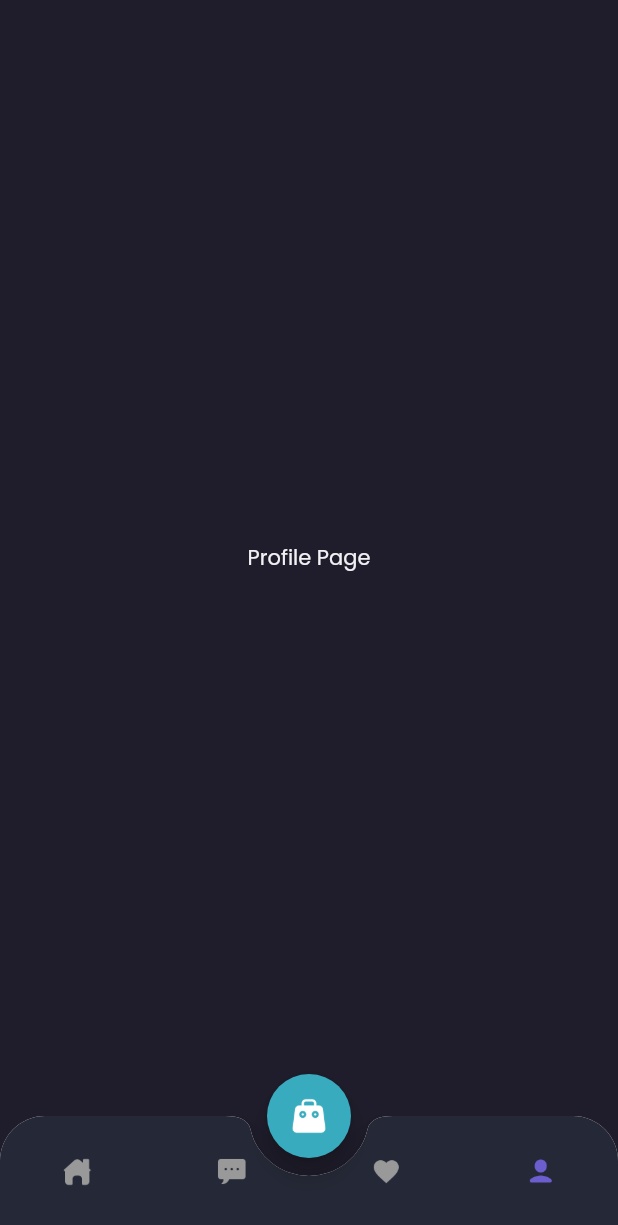
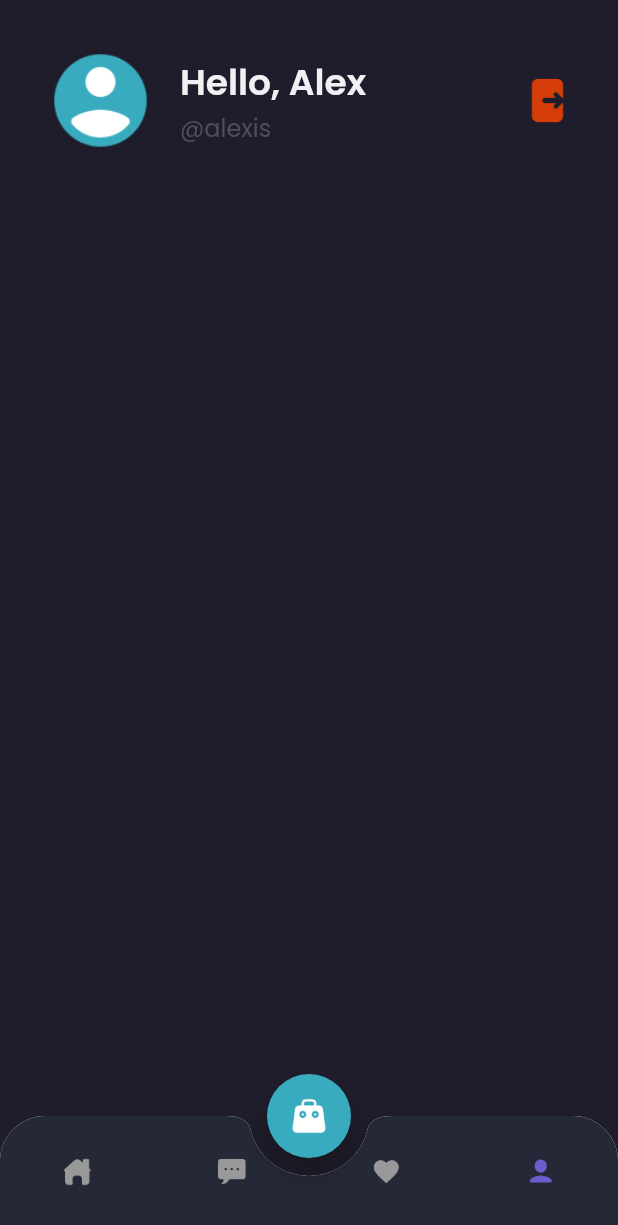
Before and after one commit to dr-old/shamo, a Flutter app: the MainPage screen opened by its route, item 4 of the bottom bar chosen, on a phone screen of 412 x 824 dp. Shown: the top 1225 px of the screen. Run offline on Flutter 3.47's test engine with Material 2 defaults, Android fonts, the phone set to English and light mode, and no system bars; our stand-ins replace google_fonts.

Commit message:
UPDATE HEADER PROFILE

```diff
--- a/lib/pages/home/profile_page.dart
+++ b/lib/pages/home/profile_page.dart
@@ -1,4 +1,5 @@
 import 'package:flutter/cupertino.dart';
+import 'package:flutter/material.dart';
 import 'package:flutter/src/widgets/container.dart';
 import 'package:flutter/src/widgets/framework.dart';
 import 'package:shamo/theme.dart';
@@ -6,13 +7,64 @@ import 'package:shamo/theme.dart';
 class ProfilePage extends StatelessWidget {
   const ProfilePage({super.key});
 
-  @override
-  Widget build(BuildContext context) {
-    return Center(
-      child: Text(
-        'Profile Page',
-        style: primaryTextStyle,
+  Widget header() {
+    return AppBar(
+      backgroundColor: backgroundColor1,
+      automaticallyImplyLeading: false,
+      elevation: 0,
+      flexibleSpace: SafeArea(
+        child: Container(
+          padding: EdgeInsets.all(
+            defaultMargin,
+          ),
+          child: Row(
+            children: [
+              ClipOval(
+                child: Image.asset(
+                  'assets/icons8-male-user-96.png',
+                  width: 74,
+                ),
+              ),
+              SizedBox(
+                width: 16,
+              ),
+              Expanded(
+                child: Column(
+                  crossAxisAlignment: CrossAxisAlignment.start,
+                  children: [
+                    Text(
+                      'Hello, Alex',
+                      style: primaryTextStyle.copyWith(
+                        fontSize: 24,
+                        fontWeight: semiBold,
+                      ),
+                    ),
+                    Text(
+                      '@alexis',
+                      style: subtitleTextStyle.copyWith(
+                        fontSize: 16,
+                      ),
+                    )
+                  ],
+                ),
+              ),
+              Image.asset(
+                'assets/icons8-logout-64.png',
+                width: 34,
+              ),
+            ],
+          ),
+        ),
       ),
     );
   }
+
+  @override
+  Widget build(BuildContext context) {
+    return Column(
+      children: [
+        header(),
+      ],
+    );
+  }
 }
```
Also changed, not shown: lib/pages/home/home_page.dart (+3 -4 lines), lib/pages/home/whistlist_page.dart (+22 -1 lines), lib/widgets/wishlist_card.dart (added, +78 -0 lines), assets/icons8-logout-64.png (added), assets/icons8-male-user-96.png (added).
